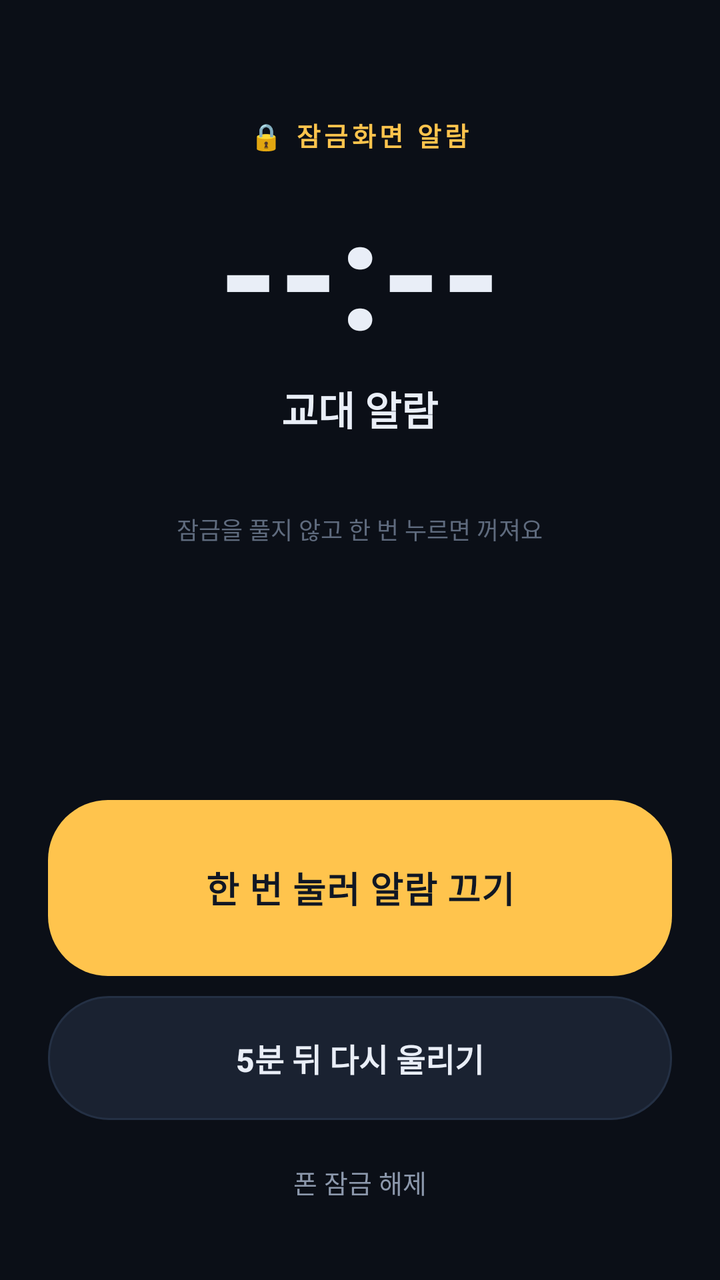
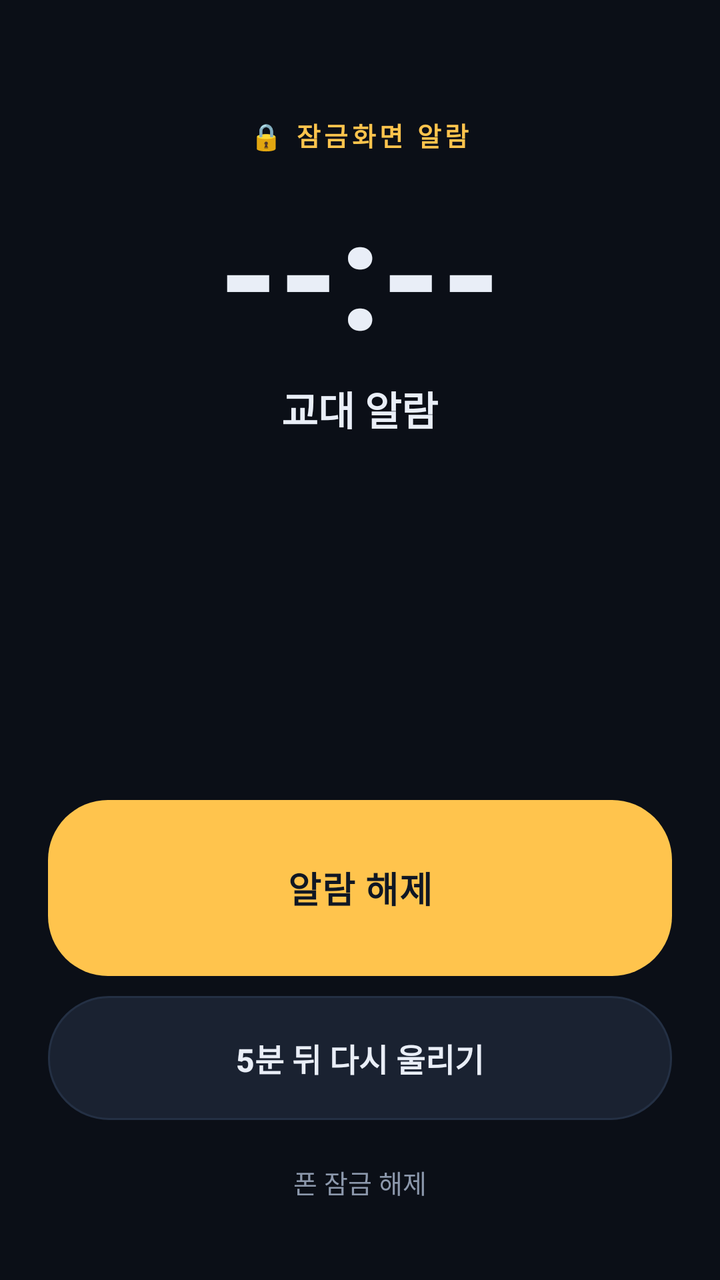

An Android layout rendered at two revisions. The XML below is the earlier revision; the diff shows what the commit changed to produce the second picture.
<!-- AndroidManifest.xml: activity theme AlarmTheme -->
<!-- res/layout/activity_alarm.xml -->
<?xml version="1.0" encoding="utf-8"?>
<LinearLayout xmlns:android="http://schemas.android.com/apk/res/android"
    android:layout_width="match_parent"
    android:layout_height="match_parent"
    android:background="@color/bg"
    android:gravity="center_horizontal"
    android:orientation="vertical"
    android:paddingStart="24dp"
    android:paddingTop="58dp"
    android:paddingEnd="24dp"
    android:paddingBottom="26dp">

    <TextView
        android:id="@+id/alarmBadge"
        android:layout_width="wrap_content"
        android:layout_height="wrap_content"
        android:letterSpacing="0.14"
        android:text="@string/alarm_badge"
        android:textColor="@color/amber"
        android:textSize="13sp"
        android:textStyle="bold" />

    <TextView
        android:id="@+id/alarmTime"
        android:layout_width="wrap_content"
        android:layout_height="wrap_content"
        android:layout_marginTop="8dp"
        android:text="--:--"
        android:textColor="@color/txt"
        android:textSize="76sp"
        android:textStyle="bold" />

    <TextView
        android:id="@+id/alarmLabel"
        android:layout_width="wrap_content"
        android:layout_height="wrap_content"
        android:layout_marginTop="4dp"
        android:text="@string/app_name"
        android:textColor="@color/txt"
        android:textSize="20sp"
        android:textStyle="bold" />

    <TextView
        android:id="@+id/alarmDate"
        android:layout_width="wrap_content"
        android:layout_height="wrap_content"
        android:layout_marginTop="7dp"
        android:text=""
        android:textColor="@color/dim"
        android:textSize="13sp" />

    <TextView
        android:id="@+id/alarmHint"
        android:layout_width="wrap_content"
        android:layout_height="wrap_content"
        android:layout_marginTop="12dp"
        android:gravity="center"
        android:text="@string/alarm_hint"
        android:textColor="@color/dim2"
        android:textSize="12sp" />

    <Space
        android:layout_width="match_parent"
        android:layout_height="0dp"
        android:layout_weight="1" />

    
    <FrameLayout
        android:id="@+id/stopBox"
        android:layout_width="match_parent"
        android:layout_height="88dp"
        android:background="@drawable/bg_stop_amber"
        android:clickable="true"
        android:contentDescription="@string/btn_stop"
        android:focusable="true">

        <TextView
            android:id="@+id/stopLabel"
            android:layout_width="match_parent"
            android:layout_height="match_parent"
            android:gravity="center"
            android:letterSpacing="0.02"
            android:text="@string/btn_stop"
            android:textColor="#101724"
            android:textSize="18sp"
            android:textStyle="bold" />
    </FrameLayout>

    <Button
        android:id="@+id/btnSnooze"
        android:layout_width="match_parent"
        android:layout_height="62dp"
        android:layout_marginTop="10dp"
        android:background="@drawable/bg_pill_dark"
        android:stateListAnimator="@null"
        android:text="@string/btn_snooze"
        android:textAllCaps="false"
        android:textColor="@color/txt"
        android:textSize="16sp"
        android:textStyle="bold" />

    <TextView
        android:id="@+id/alarmPermNote"
        android:layout_width="match_parent"
        android:layout_height="wrap_content"
        android:layout_marginTop="12dp"
        android:gravity="center"
        android:textColor="@color/amber2"
        android:textSize="11.5sp"
        android:visibility="gone" />

    <Button
        android:id="@+id/btnUnlock"
        android:layout_width="match_parent"
        android:layout_height="46dp"
        android:layout_marginTop="8dp"
        android:background="@android:color/transparent"
        android:stateListAnimator="@null"
        android:text="@string/btn_unlock"
        android:textAllCaps="false"
        android:textColor="@color/dim"
        android:textSize="13sp" />
</LinearLayout>
<!-- resources referenced by this layout -->
<resources>
  <color name="amber">#FFC44D</color>
  <color name="amber2">#FFB020</color>
  <color name="bg">#0B0F17</color>
  <color name="dim">#8C98AC</color>
  <color name="dim2">#5F6B7E</color>
  <color name="txt">#E9EEF7</color>
  <!-- drawable bg_pill_dark (drawable) -->
  <?xml version="1.0" encoding="utf-8"?>
  <shape xmlns:android="http://schemas.android.com/apk/res/android"
      android:shape="rectangle">
      <solid android:color="@color/card2" />
      <corners android:radius="30dp" />
      <stroke
          android:width="1dp"
          android:color="@color/line" />
  </shape>
  <!-- drawable bg_stop_amber (drawable) -->
  <?xml version="1.0" encoding="utf-8"?>
  <ripple xmlns:android="http://schemas.android.com/apk/res/android"
      android:color="#33000000">
      <item>
          <shape android:shape="rectangle">
              <solid android:color="@color/amber" />
              <corners android:radius="30dp" />
          </shape>
      </item>
  </ripple>
  <string name="alarm_badge">\uD83D\uDD12 잠금화면 알람</string>
  <string name="alarm_hint">잠금을 풀지 않고 한 번 누르면 꺼져요</string>
  <string name="app_name">교대 알람</string>
  <string name="btn_snooze">5분 뒤 다시 울리기</string>
  <string name="btn_stop">한 번 눌러 알람 끄기</string>
  <string name="btn_unlock">폰 잠금 해제</string>
  <style name="AlarmTheme" parent="android:Theme.Material.NoActionBar">
          <item name="android:windowBackground">@color/bg</item>
          <item name="android:colorBackground">@color/bg</item>
          <item name="android:statusBarColor">@color/bg</item>
          <item name="android:navigationBarColor">@color/bg</item>
          <item name="android:windowShowWallpaper">false</item>
          <item name="android:windowNoTitle">true</item>
      </style>
  <color name="card2">#1A2231</color>
  <color name="line">#243044</color>
</resources>

<!-- the commit's change to res/layout/activity_alarm.xml (unified diff, before → after) -->
@@ -48,16 +48,6 @@
         android:text=""
         android:textColor="@color/dim"
         android:textSize="13sp" />
-
-    <TextView
-        android:id="@+id/alarmHint"
-        android:layout_width="wrap_content"
-        android:layout_height="wrap_content"
-        android:layout_marginTop="12dp"
-        android:gravity="center"
-        android:text="@string/alarm_hint"
-        android:textColor="@color/dim2"
-        android:textSize="12sp" />
 
     <Space
         android:layout_width="match_parent"
<!-- resource entries referenced after the edit -->
@@ -4,7 +4,6 @@
   <color name="amber2">#FFB020</color>
   <color name="bg">#0B0F17</color>
   <color name="dim">#8C98AC</color>
-  <color name="dim2">#5F6B7E</color>
   <color name="txt">#E9EEF7</color>
   <!-- drawable bg_pill_dark (drawable) -->
   <?xml version="1.0" encoding="utf-8"?>
@@ -28,10 +27,9 @@
       </item>
   </ripple>
   <string name="alarm_badge">\uD83D\uDD12 잠금화면 알람</string>
-  <string name="alarm_hint">잠금을 풀지 않고 한 번 누르면 꺼져요</string>
   <string name="app_name">교대 알람</string>
   <string name="btn_snooze">5분 뒤 다시 울리기</string>
-  <string name="btn_stop">한 번 눌러 알람 끄기</string>
+  <string name="btn_stop">알람 해제</string>
   <string name="btn_unlock">폰 잠금 해제</string>
   <style name="AlarmTheme" parent="android:Theme.Material.NoActionBar">
           <item name="android:windowBackground">@color/bg</item>
